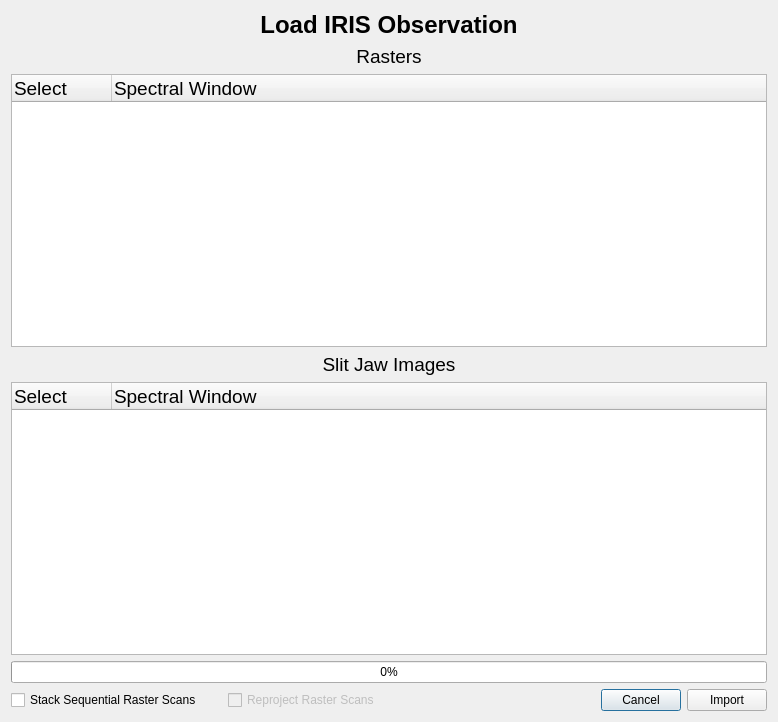
Before: the Qt Designer form glue_solar/sources/loaders/iris_loader.ui in glue-viz/glue-solar, drawn with Qt 5.
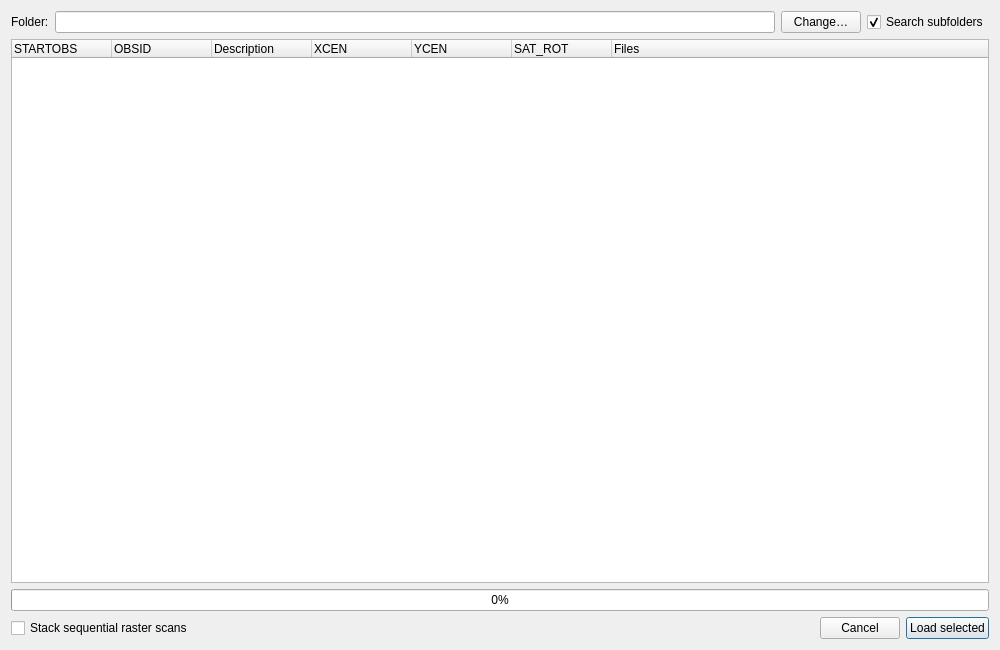
After: the same form once the commit is applied.

Commit message: Update IRIS observation browser (iris_xfiles for glue) (#44)

The edit to the form file:
```diff
--- a/glue_solar/sources/loaders/iris_loader.ui
+++ b/glue_solar/sources/loaders/iris_loader.ui
@@ -6,130 +6,101 @@
    <rect>
     <x>0</x>
     <y>0</y>
-    <width>778</width>
-    <height>722</height>
+    <width>1000</width>
+    <height>650</height>
    </rect>
   </property>
   <property name="windowTitle">
    <string>IRIS Importer</string>
   </property>
-  <property name="sizeGripEnabled">
-   <bool>false</bool>
-  </property>
-  <layout class="QHBoxLayout" name="horizontalLayout_5">
-   <item>
     <layout class="QVBoxLayout" name="verticalLayout">
      <item>
-      <widget class="QLabel" name="label_2">
-       <property name="font">
-        <font>
-         <pointsize>18</pointsize>
-         <weight>75</weight>
-         <bold>true</bold>
-        </font>
-       </property>
+    <layout class="QHBoxLayout" name="directoryLayout">
+     <item>
+      <widget class="QLabel" name="directoryLabel">
        <property name="text">
-        <string>Load IRIS Observation</string>
+        <string>Folder:</string>
        </property>
-       <property name="alignment">
-        <set>Qt::AlignCenter</set>
+      </widget>
+     </item>
+     <item>
+      <widget class="QLineEdit" name="directory">
+       <property name="readOnly">
+        <bool>true</bool>
        </property>
       </widget>
      </item>
      <item>
-      <layout class="QGridLayout" name="gridLayout">
-       <item row="1" column="0">
-        <widget class="QLabel" name="label">
-         <property name="font">
-          <font>
-           <pointsize>14</pointsize>
-          </font>
-         </property>
+      <widget class="QPushButton" name="change">
+       <property name="text">
+        <string>Change…</string>
+       </property>
+      </widget>
+     </item>
+     <item>
+      <widget class="QCheckBox" name="recursive">
          <property name="text">
-          <string>Rasters</string>
-         </property>
-         <property name="alignment">
-          <set>Qt::AlignCenter</set>
+        <string>Search subfolders</string>
+       </property>
+       <property name="checked">
+        <bool>true</bool>
          </property>
         </widget>
        </item>
-       <item row="0" column="0">
-        <layout class="QHBoxLayout" name="horizontalLayout_2"/>
-       </item>
-       <item row="5" column="0">
+    </layout>
+   </item>
+   <item>
+    <widget class="QTreeWidget" name="obs_tree">
+     <property name="alternatingRowColors">
+      <bool>true</bool>
+     </property>
+     <property name="uniformRowHeights">
+      <bool>true</bool>
+     </property>
+     <column>
+      <property name="text">
+       <string>STARTOBS</string>
+      </property>
+     </column>
+     <column>
+      <property name="text">
+       <string>OBSID</string>
+      </property>
+     </column>
+     <column>
+      <property name="text">
+       <string>Description</string>
+      </property>
+     </column>
+     <column>
+      <property name="text">
+       <string>XCEN</string>
+      </property>
+     </column>
+     <column>
+      <property name="text">
+       <string>YCEN</string>
+      </property>
+     </column>
+     <column>
+      <property name="text">
+       <string>SAT_ROT</string>
+      </property>
+     </column>
+     <column>
+      <property name="text">
+       <string>Files</string>
+      </property>
+     </column>
+    </widget>
+   </item>
+   <item>
         <widget class="QProgressBar" name="progress">
          <property name="value">
           <number>0</number>
          </property>
         </widget>
        </item>
-       <item row="4" column="0">
-        <widget class="QTreeWidget" name="sjis">
-         <property name="font">
-          <font>
-           <pointsize>14</pointsize>
-          </font>
-         </property>
-         <column>
-          <property name="text">
-           <string>Select</string>
-          </property>
-         </column>
-         <column>
-          <property name="text">
-           <string>Spectral Window</string>
-          </property>
-         </column>
-        </widget>
-       </item>
-       <item row="2" column="0">
-        <widget class="QTreeWidget" name="rasters">
-         <property name="font">
-          <font>
-           <pointsize>14</pointsize>
-          </font>
-         </property>
-         <property name="horizontalScrollBarPolicy">
-          <enum>Qt::ScrollBarAlwaysOff</enum>
-         </property>
-         <property name="alternatingRowColors">
-          <bool>true</bool>
-         </property>
-         <property name="uniformRowHeights">
-          <bool>true</bool>
-         </property>
-         <property name="itemsExpandable">
-          <bool>true</bool>
-         </property>
-         <column>
-          <property name="text">
-           <string>Select</string>
-          </property>
-         </column>
-         <column>
-          <property name="text">
-           <string>Spectral Window</string>
-          </property>
-         </column>
-        </widget>
-       </item>
-       <item row="3" column="0">
-        <widget class="QLabel" name="label_3">
-         <property name="font">
-          <font>
-           <pointsize>14</pointsize>
-          </font>
-         </property>
-         <property name="text">
-          <string>Slit Jaw Images</string>
-         </property>
-         <property name="alignment">
-          <set>Qt::AlignCenter</set>
-         </property>
-        </widget>
-       </item>
-      </layout>
-     </item>
      <item>
       <layout class="QHBoxLayout" name="horizontalLayout_4">
        <item>
@@ -138,39 +109,7 @@
           <string extracomment="When loading multiple raster files, stack the arrays into a 4D array."/>
          </property>
          <property name="text">
-          <string>Stack Sequential Raster Scans</string>
-         </property>
-        </widget>
-       </item>
-       <item>
-        <spacer name="horizontalSpacer_2">
-         <property name="orientation">
-          <enum>Qt::Horizontal</enum>
-         </property>
-         <property name="sizeType">
-          <enum>QSizePolicy::Minimum</enum>
-         </property>
-         <property name="sizeHint" stdset="0">
-          <size>
-           <width>20</width>
-           <height>20</height>
-          </size>
-         </property>
-        </spacer>
-       </item>
-       <item>
-        <widget class="QCheckBox" name="reproject">
-         <property name="enabled">
-          <bool>false</bool>
-         </property>
-         <property name="toolTip">
-          <string extracomment="When stacking arrays reproject them onto the pixel grid of the first raster (this compensates for normally small drifts in pointing with raster scan)."/>
-         </property>
-         <property name="text">
-          <string>Reproject Raster Scans</string>
-         </property>
-         <property name="checkable">
-          <bool>true</bool>
+        <string>Stack sequential raster scans</string>
          </property>
         </widget>
        </item>
@@ -197,17 +136,12 @@
        <item>
         <widget class="QPushButton" name="ok">
          <property name="text">
-          <string>Import</string>
+        <string>Load selected</string>
          </property>
          <property name="default">
-          <bool>false</bool>
-         </property>
-         <property name="flat">
-          <bool>false</bool>
-         </property>
-        </widget>
-       </item>
-      </layout>
+        <bool>true</bool>
+       </property>
+      </widget>
      </item>
     </layout>
    </item>
```
Left out of the diff: 6 changed lines with no effect on the pictures. Lines whose indentation alone changed are shown as unchanged. The commit also changes 42 other files.
